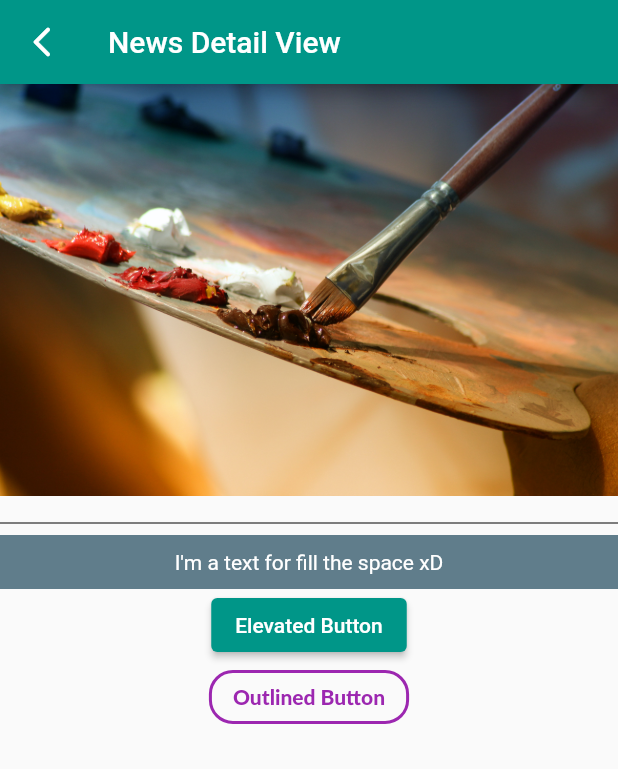
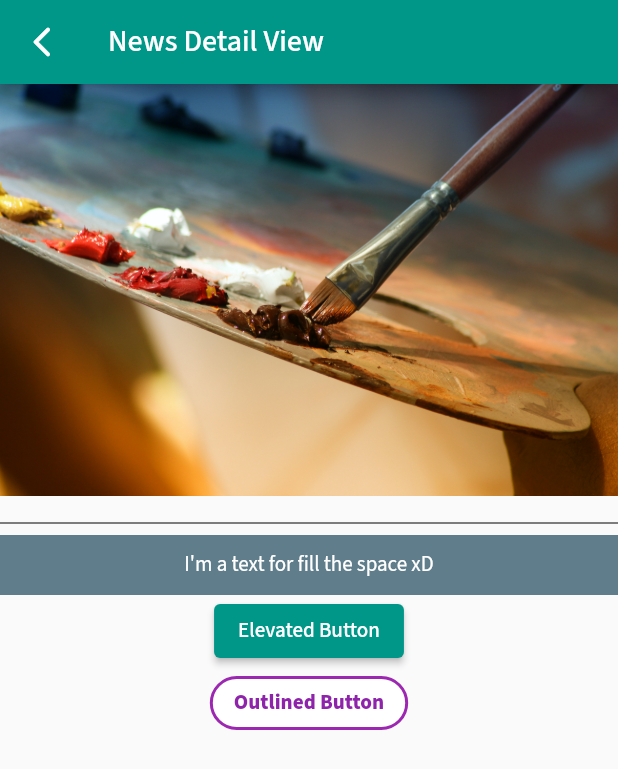
Before and after one commit to Adrigondo/news-api.flutter, a Flutter app: the screen it shows after launch, after a tap on "This is a button", on a phone screen of 412 x 824 dp. Shown: the top 769 px of the screen. Run offline on Flutter 3.47's test engine with Material 2 defaults, Android fonts, the phone set to English and light mode, and no system bars; our stand-ins replace google_fonts; Roboto replaces fonts that are missing (Lato).

Commit message:
Update: setting button styles and font styles

```diff
--- a/lib/main.dart
+++ b/lib/main.dart
@@ -4,6 +4,7 @@
 
 import 'package:flutter/material.dart';
 import 'package:my_first_flutter_app/home_page.dart';
+import 'package:google_fonts/google_fonts.dart';
 
 void main() {
   runApp(const MyApp());
@@ -15,7 +16,10 @@ class MyApp extends StatelessWidget {
   @override
   Widget build(BuildContext context) {
     return MaterialApp(
-      theme: ThemeData(primarySwatch: Colors.teal),
+      theme: ThemeData(
+        primarySwatch: Colors.teal,
+        textTheme: GoogleFonts.sourceSansProTextTheme(),
+      ),
       title: "Informa2",
       debugShowCheckedModeBanner: false,
       home: const RootPage(),
@@ -67,3 +71,7 @@ class _RootPageState extends State<RootPage> {
         ));
   }
 }
+
+TextStyle mainTextStyle({required TextStyle textStyle}) {
+  return GoogleFonts.sourceSansPro(textStyle: textStyle);
+}
--- a/lib/over_page.dart
+++ b/lib/over_page.dart
@@ -1,4 +1,5 @@
 import 'package:flutter/material.dart';
+import 'package:my_first_flutter_app/main.dart';
 
 class OverPage extends StatefulWidget {
   const OverPage({super.key});
@@ -50,38 +51,75 @@ class _OverPageState extends State<OverPage> {
           ),
           OutlinedButton(
             style: ButtonStyle(
-              /* backgroundColor:
+              backgroundColor:
                   MaterialStateProperty.resolveWith<Color>((states) {
                 if (states.contains(MaterialState.disabled)) {
+                  return const Color.fromARGB(255, 225, 225, 225);
+                }
+                return Colors.white;
+              }),
+              textStyle: MaterialStateProperty.resolveWith<TextStyle>(
+                  (Set<MaterialState> states) {
+                var disableState = mainTextStyle(
+                  textStyle: const TextStyle(
+                    fontWeight: FontWeight.w600,
+                  ),
+                );
+                var currentState = mainTextStyle(
+                  textStyle: const TextStyle(
+                    fontWeight: FontWeight.w800,
+                    fontSize: 14,
+                  ),
+                );
+                var pressedState = mainTextStyle(
+                  textStyle: const TextStyle(
+                    fontWeight: FontWeight.w900,
+                    fontSize: 16,
+                  ),
+                );
+                if (states.contains(MaterialState.pressed) ||
+                    states.contains(MaterialState.hovered) ||
+                    states.contains(MaterialState.focused)) {
+                  return pressedState;
+                } else if (states.contains(MaterialState.disabled)) {
+                  return disableState;
+                }
+                return currentState;
+              }),
+              foregroundColor: MaterialStateProperty.resolveWith<Color>(
+                  (Set<MaterialState> states) {
+                if (states.contains(MaterialState.pressed)) {
+                  return Colors.white;
+                } else if (states.contains(MaterialState.disabled)) {
                   return Colors.grey;
                 }
-                return Colors.white;
-              }), */
+                return Colors.purple.shade600;
+              }),
               overlayColor: MaterialStateProperty.resolveWith<Color>((states) {
-                return Colors.purple;
-                /* if (states.contains(MaterialState.pressed)) {
+                if (states.contains(MaterialState.pressed)) {
+                  return Colors.purple;
                 }
-                return Colors.; */
+                return Colors.purple.shade200;
               }),
               /* shadowColor: MaterialStateProperty.resolveWith<Color>((states) {
-                // return Colors.blue.shade900;
+                return Colors.red;
               }), */
-              side: MaterialStateProperty.resolveWith((states) {
-                Color _borderColor;
+              side: MaterialStateProperty.resolveWith<BorderSide>((states) {
+                Color borderColor;
 
                 if (states.contains(MaterialState.disabled)) {
-                  _borderColor = Colors.pink.shade800;
+                  borderColor = Colors.grey;
                 } else if (states.contains(MaterialState.pressed)) {
-                  _borderColor = Colors.purple.shade600;
+                  borderColor = Colors.purple.shade600;
                 } else {
-                  _borderColor = Colors.purple;
+                  borderColor = Colors.purple;
                 }
 
-                return BorderSide(color: _borderColor, width: 2);
+                return BorderSide(color: borderColor, width: 2);
               }),
               shape: MaterialStateProperty.resolveWith<OutlinedBorder>((_) {
                 return RoundedRectangleBorder(
-                    borderRadius: BorderRadius.circular(16));
+                    borderRadius: BorderRadius.circular(50));
               }),
             ),
             onPressed: () {
@@ -89,18 +127,8 @@ class _OverPageState extends State<OverPage> {
               debugPrint("Button pressed: $dynamicButtonPressed");
               changeStyle();
             },
-            child: Text(
-              "Outlined Button",
-              style: TextStyle(
-                fontWeight: FontWeight.w800,
-                fontSize: 14,
-                decorationThickness: 4,
-                fontFamily: "Lato",
-                color: dynamicButtonPressed
-                    ? Colors.purple.shade900
-                    : Colors.purple,
-              ),
-            ),
+            // onPressed: null,
+            child: const Text("Outlined Button"),
           ),
         ],
       ),
--- a/pubspec.yaml
+++ b/pubspec.yaml
@@ -36,6 +36,7 @@ dependencies:
   # The following adds the Cupertino Icons font to your application.
   # Use with the CupertinoIcons class for iOS style icons.
   cupertino_icons: ^1.0.2
+  google_fonts: ^3.0.1
 
 dev_dependencies:
   flutter_test:
```
Also changed, not shown: pubspec.lock, 1 other file.
